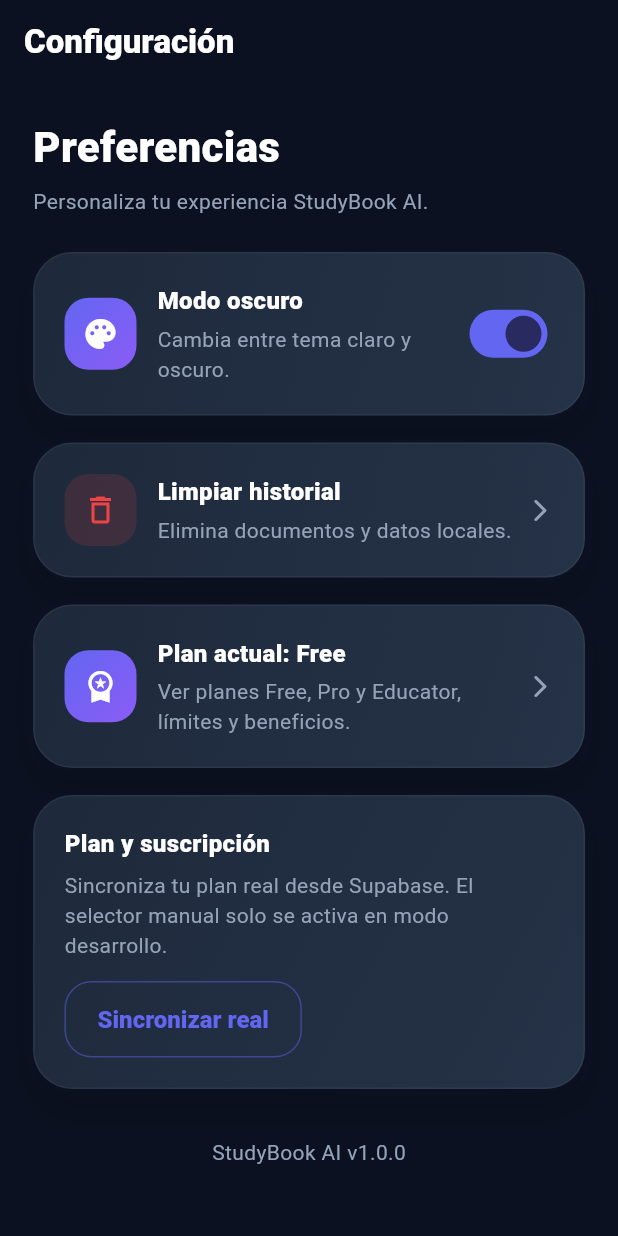
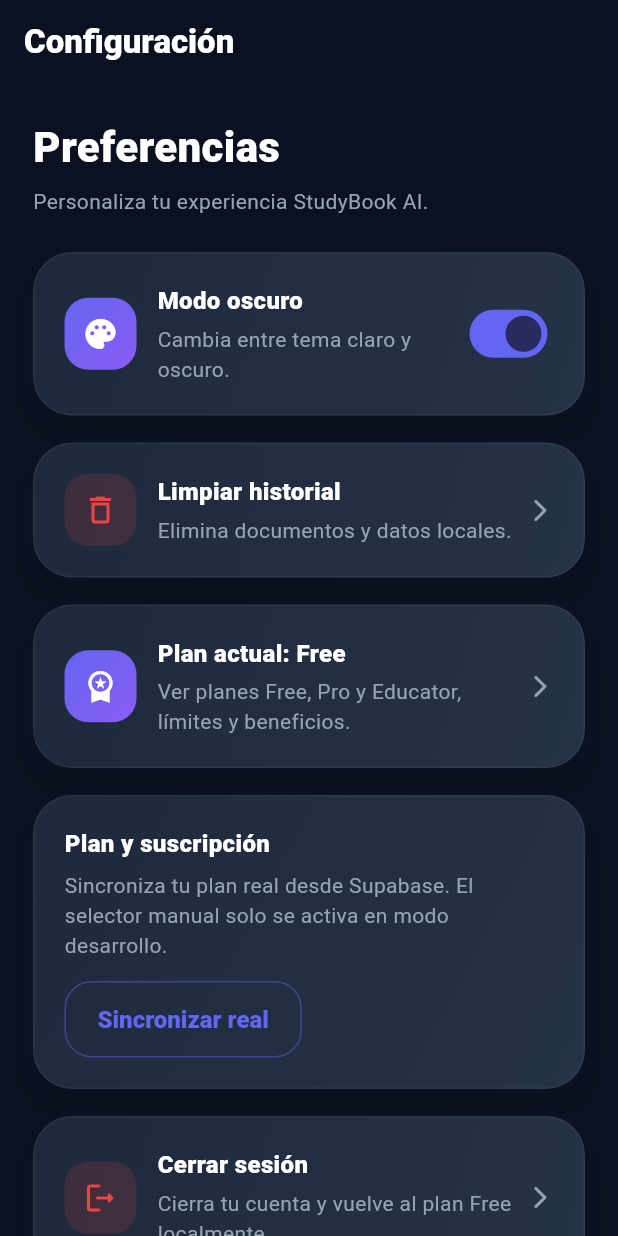
Before and after one commit to welintonrafael01-design/campusai-audio, a Flutter app: the SettingsScreen screen opened by its route, on a phone screen of 412 x 824 dp. Run offline on Flutter 3.47's test engine with Material 3 defaults, Android fonts, the phone set to English and light mode, and no system bars; our stand-ins replace file_picker, flip_card, flutter_markdown, flutter_riverpod, go_router, just_audio and 2 more; missing offline and left inert: dart:html; accounts and stored records are empty.

Commit message:
feat: reset local plan on sign out

```diff
--- a/mobile/campusai_mobile/lib/screens/settings_screen.dart
+++ b/mobile/campusai_mobile/lib/screens/settings_screen.dart
@@ -4,6 +4,7 @@
 
 import '../config/app_plans.dart';
 import '../providers/theme_provider.dart';
+import '../services/auth_service.dart';
 import '../services/history_service.dart';
 import '../services/plan_guard_service.dart';
 import '../services/subscription_service.dart';
@@ -62,6 +63,16 @@
         behavior: SnackBarBehavior.floating,
       ),
     );
+  }
+
+  Future<void> signOut(
+    BuildContext context,
+  ) async {
+    await AuthService.signOut();
+
+    if (!context.mounted) return;
+
+    context.go('/auth');
   }
 
   Future<void> clearHistory(
@@ -377,6 +388,59 @@
             ),
           ),
 
+          const SizedBox(height: 18),
+
+          /// SIGN OUT
+          SectionCard(
+            onTap: () => signOut(context),
+            child: Row(
+              children: [
+                Container(
+                  padding: const EdgeInsets.all(12),
+                  decoration: BoxDecoration(
+                    color: AppTheme.danger.withValues(
+                      alpha: 0.15,
+                    ),
+                    borderRadius: BorderRadius.circular(16),
+                  ),
+                  child: const Icon(
+                    Icons.logout_rounded,
+                    color: AppTheme.danger,
+                  ),
+                ),
+                const SizedBox(width: 14),
+                const Expanded(
+                  child: Column(
+                    crossAxisAlignment: CrossAxisAlignment.start,
+                    children: [
+                      Text(
+                        'Cerrar sesión',
+                        style: TextStyle(
+                          color: AppTheme.textPrimary,
+                          fontWeight: FontWeight.w800,
+                          fontSize: 16,
+                        ),
+                      ),
+                      SizedBox(height: 4),
+                      Text(
+                        'Cierra tu cuenta y vuelve al plan Free localmente.',
+                        style: TextStyle(
+                          color: AppTheme.textMuted,
+                          height: 1.4,
+                        ),
+                      ),
+                    ],
+                  ),
+                ),
+                const Icon(
+                  Icons.arrow_forward_ios_rounded,
+                  size: 18,
+                  color: AppTheme.textMuted,
+                ),
+              ],
+            ),
+          ),
+
           const SizedBox(height: 32),
 
           const Center(
--- a/mobile/campusai_mobile/lib/services/auth_service.dart
+++ b/mobile/campusai_mobile/lib/services/auth_service.dart
@@ -1,4 +1,7 @@
 import 'package:supabase_flutter/supabase_flutter.dart';
+
+import 'plan_guard_service.dart';
+import 'usage_limit_service.dart';
 
 class AuthService {
   static bool get isConfigured {
@@ -46,7 +49,10 @@
     );
   }
 
-  static Future<void> signOut() {
-    return _client.auth.signOut();
+  static Future<void> signOut() async {
+    await _client.auth.signOut();
+
+    const PlanGuardService().resetToFree();
+    const UsageLimitService().resetPdfUploadsToday();
   }
 }
```
